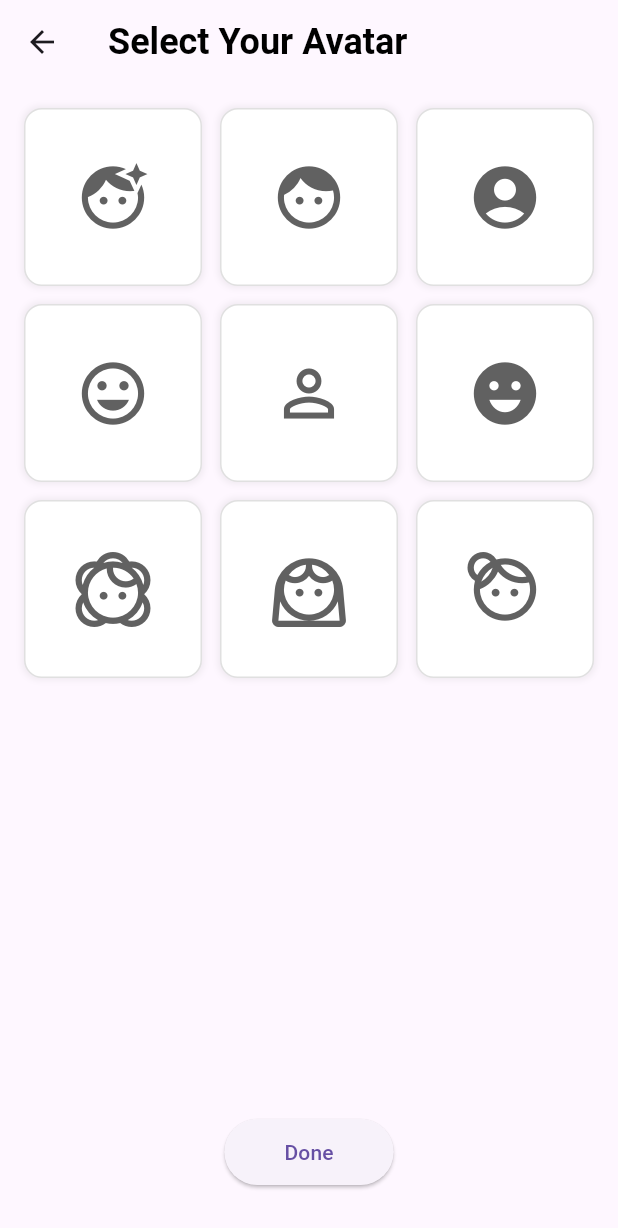
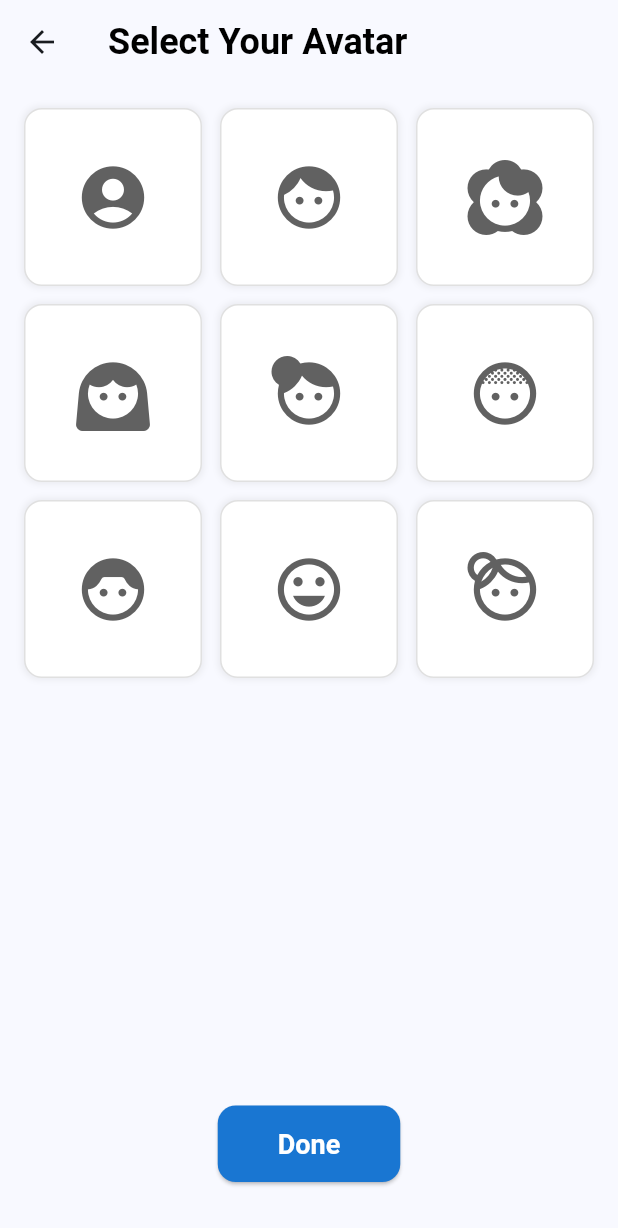
Before and after one commit to riyasy/Mathzy, a Flutter app: the screen it shows after launch, after a tap on the "add a photo" icon, on a phone screen of 412 x 824 dp. Shown: the top 1228 px of the screen. Run offline on Flutter 3.47's test engine with Material 3 defaults, Android fonts, the phone set to English and light mode, and no system bars; our stand-ins replace country_code_picker, lottie, shared_preferences, speech_to_text; missing offline and left inert: google_mlkit_digital_ink_recognition, material_dialogs.

Commit message:
More polish

```diff
--- a/Src/mathzy/lib/app_data.dart
+++ b/Src/mathzy/lib/app_data.dart
@@ -5,7 +5,7 @@ import 'package:flutter/material.dart';
 final List<String> kAvatarAssetPaths = List.generate(9, (index) => 'assets/avatars/avatar_${index + 1}.png');
 // For simplicity, if you don't have assets yet, use Icons:
 final List<IconData> kPlaceholderAvatars = [
-  Icons.face_retouching_natural, Icons.face, Icons.account_circle,
-  Icons.tag_faces, Icons.person_outline, Icons.emoji_emotions,
-  Icons.face_2_outlined, Icons.face_3_outlined, Icons.face_4_outlined,
+  Icons.account_circle, Icons.face, Icons.face_2,
+  Icons.face_3, Icons.face_4, Icons.face_5,
+  Icons.face_6, Icons.tag_faces, Icons.face_4_outlined,
 ];
--- a/Src/mathzy/lib/constants.dart
+++ b/Src/mathzy/lib/constants.dart
@@ -12,4 +12,4 @@ const Duration kPulsingDotAnimationDuration = Duration(milliseconds: 700);
 const Duration kStopwatchTickDuration = Duration(milliseconds: 50);
 // --- END DURATION CONSTANTS ---
 
-const int kTargetCorrectAnswers = 10;
+const int kTargetCorrectAnswers = 2;
--- a/Src/mathzy/lib/screen_avatar_selection.dart
+++ b/Src/mathzy/lib/screen_avatar_selection.dart
@@ -23,12 +23,6 @@ class AvatarSelectionScreen extends StatelessWidget {
         padding: const EdgeInsets.all(16.0),
         child: Column(
           children: [
-            // Optional: Add button for "No Avatar" or similar
-            // TextButton(
-            //   onPressed: () => Navigator.pop(context, -1), // Use -1 or null for no avatar
-            //   child: Text("Skip / No Avatar"),
-            // ),
-            // SizedBox(height: 10),
             Expanded(
               child: GridView.builder(
                 gridDelegate: const SliverGridDelegateWithFixedCrossAxisCount(
@@ -75,20 +69,30 @@ class AvatarSelectionScreen extends StatelessWidget {
               ),
             ),
             Padding(
-              padding: const EdgeInsets.symmetric(vertical: 16.0),
-              child: ElevatedButton(
+              padding: const EdgeInsets.symmetric(vertical: 20.0),
+                child:ElevatedButton(
                 onPressed: () {
-                  // This button could confirm the selection if needed, or just rely on tap.
-                  // For this UI, tap is enough, so this button might be redundant
-                  // unless you want a clear "Done" action on this screen.
-                  // If relying on tap, it will pop automatically.
-                  // If currentAvatarIndex is null, this might pop with null or a default.
                   Navigator.pop(context, currentAvatarIndex);
                 },
-                style: ElevatedButton.styleFrom(
-                    padding: const EdgeInsets.symmetric(horizontal: 40, vertical: 12)),
-                child: const Text('Done'),
-              ),
+                  style: ElevatedButton.styleFrom(
+                    backgroundColor: Theme.of(context).primaryColorDark,
+                    padding: const EdgeInsets.symmetric(
+                      horizontal: 40,
+                      vertical: 15,
+                    ),
+                    textStyle: const TextStyle(
+                      fontSize: 18,
+                      fontWeight: FontWeight.bold,
+                    ),
+                    shape: RoundedRectangleBorder(
+                      borderRadius: BorderRadius.circular(12),
+                    ),
+                  ),
+                  child: Text(
+                    'Done',
+                    style: const TextStyle(color: Colors.white),
+                  ),
+                ),
             )
           ],
         ),
--- a/Src/mathzy/lib/screen_welcome.dart
+++ b/Src/mathzy/lib/screen_welcome.dart
@@ -202,6 +202,7 @@ class _WelcomeScreenState extends State<WelcomeScreen> {
                 const SizedBox(height: 10),
                 TextFormField(
                   controller: _nameController,
+                  style: const TextStyle(fontSize: 24),
                   decoration: InputDecoration(
                     // labelText: 'Your Name*',
                     hintText: 'Your Name - E.g., Alex',
```
Also changed, not shown: Src/mathzy/assets/cong_example.json (added, +1 -0 lines), Src/mathzy/lib/main.dart (+36 -12 lines), Src/mathzy/lib/service_highscores.dart (+5 -9 lines), Src/mathzy/pubspec.yaml (+5 -2 lines), Src/mathzy/pubspec.lock.
